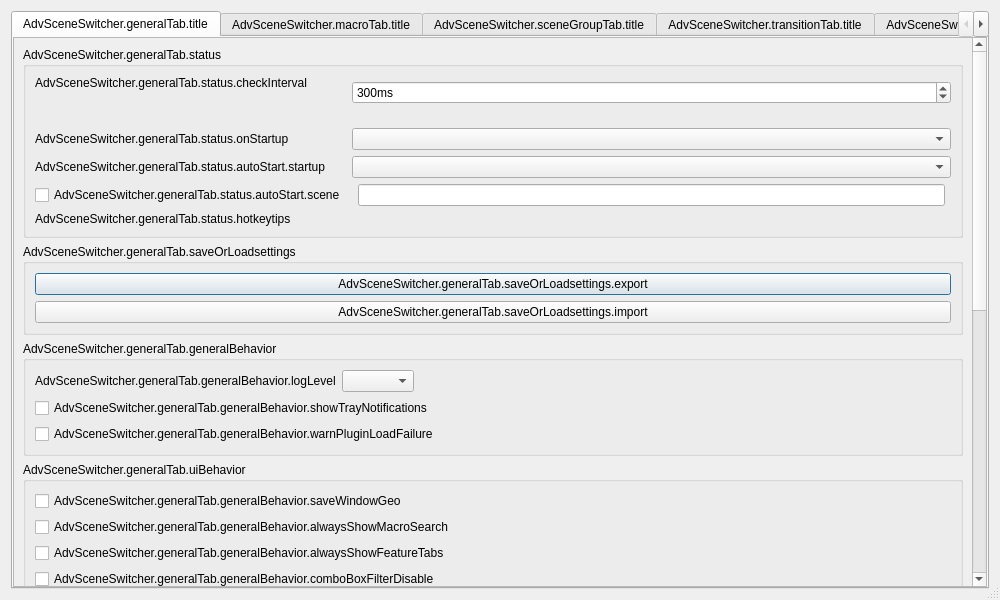
Old version of the form forms/advanced-scene-switcher.ui in the repository WarmUpTill/SceneSwitcher.
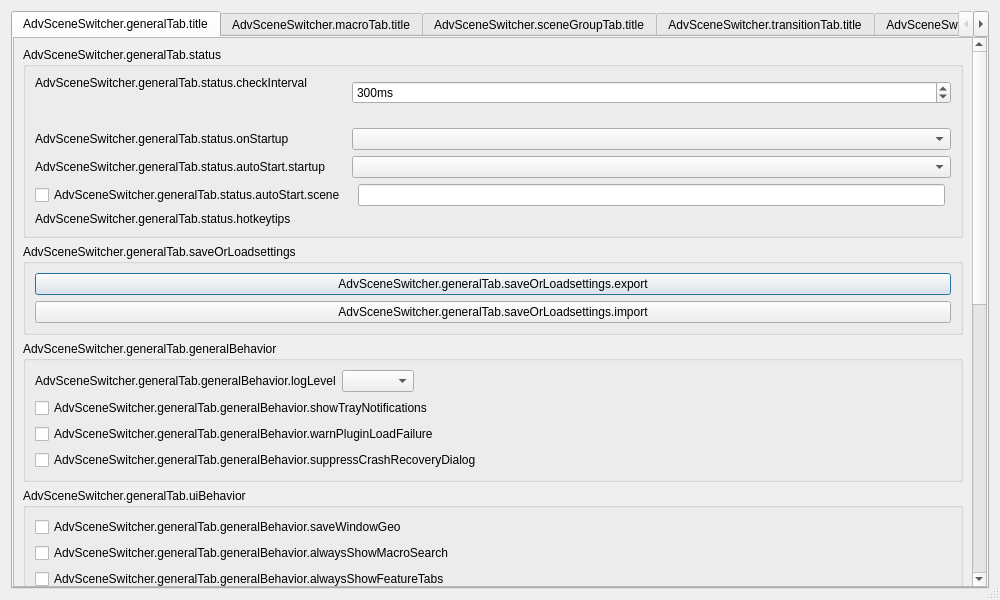
New version of the form. The open tabs and pages were chosen to show the change. Icons and pictures are not drawn. Custom widgets are drawn as their Qt base class.

Commit message: Add option to suppress crash dialog

```diff
--- a/forms/advanced-scene-switcher.ui
+++ b/forms/advanced-scene-switcher.ui
@@ -251,6 +251,13 @@
                 </property>
                </widget>
               </item>
+              <item>
+               <widget class="QCheckBox" name="suppressCrashRecoveryDialog">
+                <property name="text">
+                 <string>AdvSceneSwitcher.generalTab.generalBehavior.suppressCrashRecoveryDialog</string>
+                </property>
+               </widget>
+              </item>
              </layout>
             </widget>
            </item>
```
The commit also changes 5 other files.
